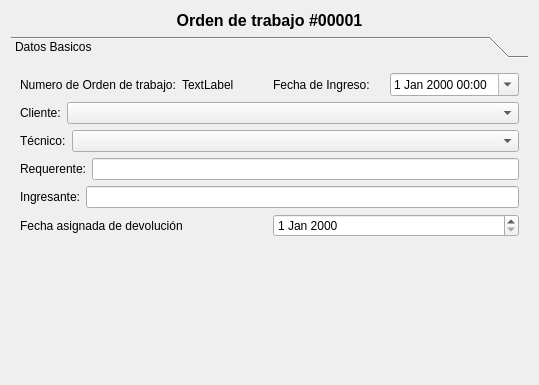
chungote/gestotux, file trunk/plugins/ordentrabajo/formordentrabajobase.ui: the form before one commit; both pictures show x 0 to 539 and y 0 to 385 of the 539 by 601 pixel window.
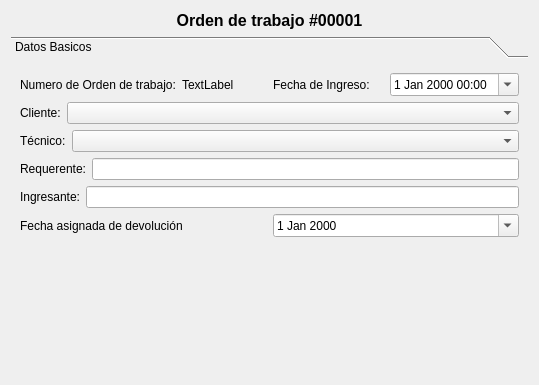
The form after the commit. Custom widgets are drawn as their Qt base class.

What changed in the file:
```diff
--- a/trunk/plugins/ordentrabajo/formordentrabajobase.ui
+++ b/trunk/plugins/ordentrabajo/formordentrabajobase.ui
@@ -43,8 +43,8 @@
        <rect>
         <x>0</x>
         <y>0</y>
-        <width>544</width>
-        <height>427</height>
+        <width>542</width>
+        <height>435</height>
        </rect>
       </property>
       <attribute name="label">
@@ -180,7 +180,11 @@
           </widget>
          </item>
          <item>
-          <widget class="QDateEdit" name="DEFechaDevolucion"/>
+          <widget class="QDateEdit" name="DEFechaDevolucion">
+           <property name="calendarPopup">
+            <bool>true</bool>
+           </property>
+          </widget>
          </item>
         </layout>
        </item>
```
Left out of the diff: 10 changed lines with no effect on the pictures.
